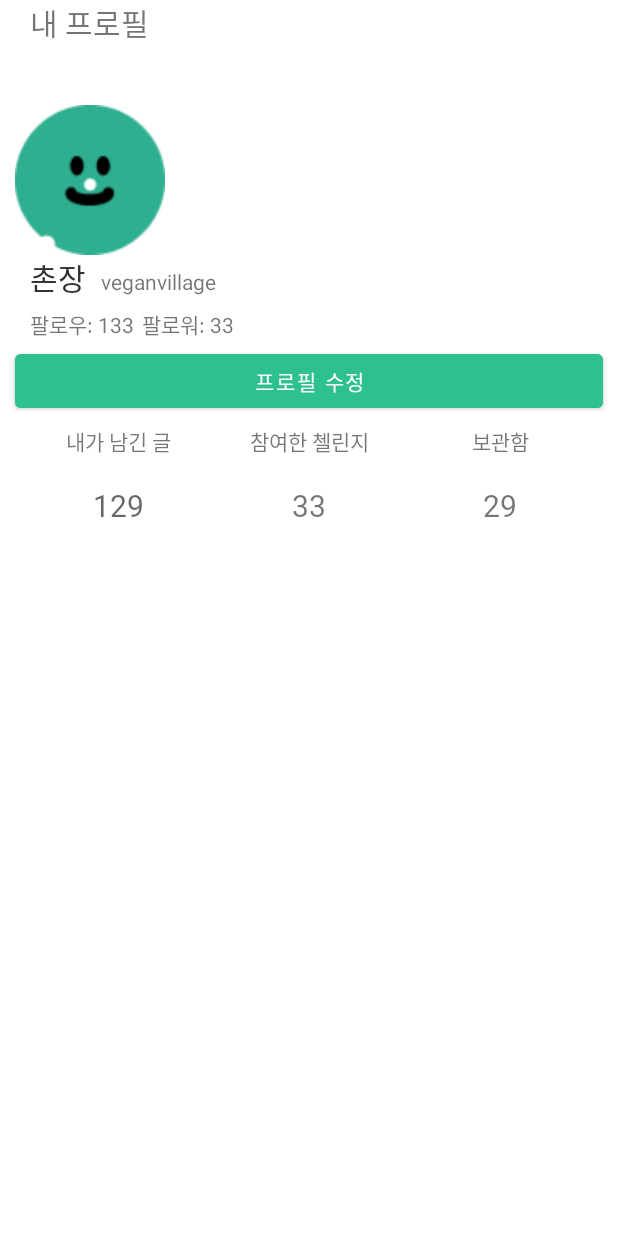
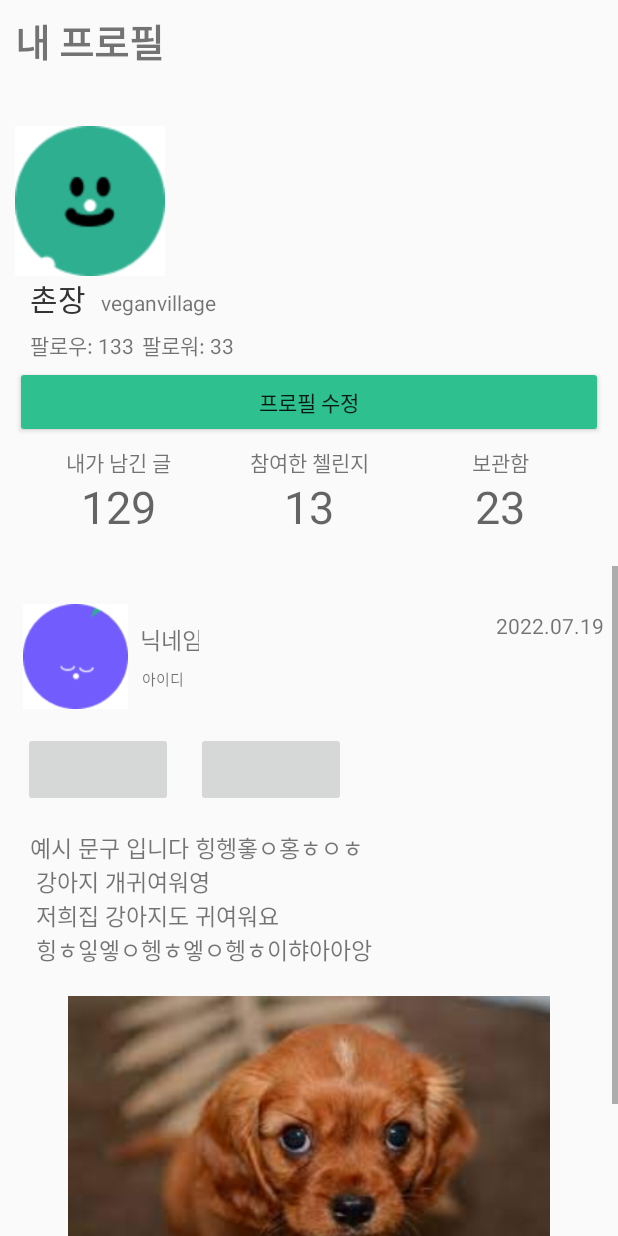
Before and after one commit to SeneKim/Guru2project, an Android app: the layout myprofile.xml on its own in the app's theme, with its tools: preview values and no code run, on a phone screen of 412 x 824 dp. Run offline under Robolectric (Android 15) with nearby library versions, the phone set to English and light mode, and no system bars.

Commit message:
챌린지 메인 화면 디자인

```diff
--- /dev/null
+++ b/app/src/main/res/drawable/btn_day_selector_text.xml
@@ -0,0 +1,5 @@
+<?xml version="1.0" encoding="utf-8"?>
+<selector xmlns:android="http://schemas.android.com/apk/res/android">
+<item android:state_checked="true" android:color="@color/mainColor"/>
+    <item android:state_checked="false" android:color="@color/white"/>
+</selector>
--- a/app/src/main/res/layout/myprofile.xml
+++ b/app/src/main/res/layout/myprofile.xml
@@ -8,6 +8,7 @@
     tools:context=".MainActivity">
 
 
+
     <LinearLayout
         android:layout_width="match_parent"
         android:layout_height="wrap_content"
@@ -15,16 +16,14 @@
 
 
         <TextView
+            android:layout_marginLeft="10dp"
+            android:layout_marginTop="5dp"
             android:layout_width="wrap_content"
             android:layout_height="wrap_content"
+            android:text="내 프로필"
+            android:textSize="25sp"
             android:layout_gravity="center"
-            android:layout_marginStart="20dp"
-            android:fontFamily="@font/notosanskr_bold"
-            android:text="내 프로필"
-            android:textSize="20sp"
-            app:layout_constraintBottom_toBottomOf="parent"
-            app:layout_constraintStart_toStartOf="parent"
-            app:layout_constraintTop_toTopOf="parent" />
+            android:textStyle="bold"/>
 
 
     </LinearLayout>
@@ -107,7 +106,7 @@
 
     <LinearLayout
         android:layout_width="match_parent"
-        android:layout_height="40dp"
+        android:layout_height="20dp"
         android:layout_marginLeft="20dp"
         android:layout_marginRight="20dp"
         android:layout_marginTop="5dp"
@@ -118,14 +117,12 @@
             android:layout_height="wrap_content"
             android:layout_weight="1"
             android:text="내가 남긴 글"
-            android:fontFamily="@font/notosanskr_bold"
             android:textAlignment="center" />
 
         <TextView
             android:layout_width="70dp"
             android:layout_height="wrap_content"
             android:layout_weight="1"
-            android:fontFamily="@font/notosanskr_bold"
             android:text="참여한 첼린지"
             android:textAlignment="center" />
 
@@ -133,49 +130,183 @@
             android:layout_width="50dp"
             android:layout_height="wrap_content"
             android:layout_weight="1"
-            android:fontFamily="@font/notosanskr_bold"
             android:text="보관함"
             android:textAlignment="center" />
 
 
     </LinearLayout>
 
-
     <LinearLayout
         android:layout_width="match_parent"
-        android:layout_height="50dp"
+        android:layout_height="60dp"
         android:layout_marginLeft="20dp"
         android:layout_marginRight="20dp"
         android:orientation="horizontal">
 
         <TextView
+            android:id="@+id/MyWriting"
             android:layout_width="50dp"
             android:layout_height="wrap_content"
+            android:hint="129"
             android:layout_weight="1"
-            android:fontFamily="@font/notosanskr_medium"
-            android:hint="129"
             android:textAlignment="center"
-            android:textSize="20sp" />
+            android:textColor="@color/black"
+            android:textSize="30sp"/>
 
         <TextView
+            android:id="@+id/MyChallenge"
             android:layout_width="70dp"
             android:layout_height="wrap_content"
+            android:textSize="30sp"
+            android:hint="13"
             android:layout_weight="1"
-            android:fontFamily="@font/notosanskr_medium"
-            android:text="33"
-            android:textSize="20sp"
-            android:textAlignment="center" />
+            android:textAlignment="center"
+            android:textColor="@color/black" />
 
         <TextView
+            android:id="@+id/MyStorage"
             android:layout_width="50dp"
             android:layout_height="wrap_content"
+            android:hint="23"
+            android:textSize="30sp"
             android:layout_weight="1"
-            android:fontFamily="@font/notosanskr_medium"
-            android:text="29"
             android:textAlignment="center"
-            android:textSize="20sp" />
+            android:textColor="@color/black" />
 
 
     </LinearLayout>
 
+    <ScrollView
+        android:id="@+id/UserPageView"
+        android:layout_width="match_parent"
+        android:layout_height="match_parent">
+
+        <LinearLayout
+            android:layout_width="match_parent"
+            android:layout_height="wrap_content"
+            android:orientation="vertical">
+        <LinearLayout
+            android:layout_width="match_parent"
+            android:layout_height="wrap_content"
+            android:orientation="horizontal">
+
+            <ImageView
+                android:id="@+id/profile"
+                android:layout_width="70dp"
+                android:layout_height="70dp"
+                android:layout_marginStart="15dp"
+                android:layout_marginLeft="15dp"
+                android:layout_marginTop="25dp"
+                android:layout_marginRight="15dp"
+                android:layout_marginBottom="0dp"
+                android:scaleType="fitXY"
+                android:src="@drawable/level2_circle" />
+
+
+            <LinearLayout
+                android:layout_width="wrap_content"
+                android:layout_height="wrap_content"
+                android:orientation="vertical"
+                android:layout_gravity="center">
+
+                <TextView
+                    android:layout_width="wrap_content"
+                    android:layout_height="30dp"
+                    android:layout_marginTop="30dp"
+                    android:layout_marginLeft="5dp"
+                    android:text="닉네임"
+                    android:textSize="15sp"
+                    android:layout_gravity="center"/>
+
+                <TextView
+                    android:layout_width="wrap_content"
+                    android:layout_height="20dp"
+                    android:text="아이디"
+                    android:textSize="10sp"
+                    android:layout_gravity="center"/>
+
+
+
+            </LinearLayout>
+
+            <TextView
+                android:layout_width="120dp"
+                android:layout_height="wrap_content"
+                android:layout_marginTop="30dp"
+                android:text="2022.07.19"
+                android:layout_marginLeft="150dp"
+                android:textAlignment="textEnd" />
+
+        </LinearLayout>
+
+
+
+        <LinearLayout
+            android:layout_width="wrap_content"
+            android:layout_height="wrap_content"
+            android:orientation="horizontal">
+
+            <ImageButton
+                android:layout_marginTop="15dp"
+                android:layout_marginLeft="15dp"
+                android:layout_width="100dp"
+                android:layout_height="50dp"/>
+
+            <ImageButton
+                android:layout_marginTop="15dp"
+                android:layout_marginLeft="15dp"
+                android:layout_width="100dp"
+                android:layout_height="50dp"/>
+
+        </LinearLayout>
+
+
+        <TextView
+            android:id="@+id/mainText"
+            android:layout_width="match_parent"
+            android:layout_height="wrap_content"
+            android:layout_marginTop="15dp"
+            android:layout_marginLeft="20dp"
+            android:layout_marginRight="20dp"
+            android:textSize="15sp"
+            android:text="예시 문구 입니다 힝헹홓ㅇ홍ㅎㅇㅎ \n 강아지 개귀여워영 \n 저희집 강아지도 귀여워요\n 힝ㅎ잏엫ㅇ헹ㅎ엫ㅇ헹ㅎ이햐아아앙"/>
+
+
+
+        <ImageView
+            android:id="@+id/mainImage"
+            android:layout_marginLeft="20dp"
+            android:layout_marginRight="20dp"
+            android:layout_width="match_parent"
+            android:layout_height="220dp"
+            android:layout_marginTop="20dp"
+            android:layout_gravity="center"
+            android:src="@drawable/dog4"/>
+
+        <LinearLayout
+            android:layout_width="match_parent"
+            android:layout_height="50dp"
+            android:layout_marginLeft="20dp">
+
+
+            <ImageView
+                android:layout_width="wrap_content"
+                android:layout_height="50dp"
+                android:layout_marginTop="10dp"
+                android:src="@drawable/ic_baseline_favorite_border_24"/>
+
+
+            <ImageView
+                android:layout_width="wrap_content"
+                android:layout_height="50dp"
+                android:layout_marginTop="10dp"
+                android:layout_marginLeft="10dp"
+                android:src="@drawable/ic_baseline_maps_ugc_24"/>
+
+        </LinearLayout>
+
+
+        </LinearLayout>
+    </ScrollView>
+
 </LinearLayout>
--- a/app/src/main/res/values/colors.xml
+++ b/app/src/main/res/values/colors.xml
@@ -12,4 +12,7 @@
     <color name="mainColor">#2EC18F</color>
     <color name="subColor">#2DB587</color>
     <color name="gray">#BDBDBD</color>
+    <color name="effectColor">#00DAA5</color>
+    <color name="lightGray">#D9D9D9</color>
+
 </resources>
--- a/app/src/main/res/values/themes.xml
+++ b/app/src/main/res/values/themes.xml
@@ -1,6 +1,6 @@
 <resources xmlns:tools="http://schemas.android.com/tools">
     <!-- Base application theme. -->
-    <style name="Theme.Guru2Project" parent="Theme.MaterialComponents.DayNight.NoActionBar">
+    <style name="Theme.Guru2Project" parent="Theme.AppCompat.DayNight.NoActionBar">
         <!-- Primary brand color. -->
         <item name="colorPrimary">@color/purple_500</item>
         <item name="colorPrimaryVariant">@color/subColor</item>
@@ -37,4 +37,13 @@
 
     </style>
 
+    <style name="functionTitle" parent="ThemeOverlay.Material3.AutoCompleteTextView">
+        <item name="android:fontFamily">@font/notosanskr_bold</item>
+        <item name="android:textSize">20sp</item>
+        <item name="android:textColor">@color/black</item>
+        <item name="android:gravity">center</item>
+
+    </style>
+
+
 </resources>
```
Also changed, not shown: app/src/main/AndroidManifest.xml (+6 -7 lines), app/src/main/java/com/example/guru2project/challengePage/ChallengeMainActivity.kt (added, +12 -0 lines), app/src/main/res/drawable/btn_day_selector.xml (added, +25 -0 lines), app/src/main/res/drawable/btn_menu.xml (added, +25 -0 lines), app/src/main/res/drawable/layout_challenge.xml (added, +9 -0 lines), app/src/main/res/drawable/layout_recommend_post.xml (added, +13 -0 lines), app/src/main/res/drawable/notification_on.xml (added, +7 -0 lines), app/src/main/res/layout/activity_challenge_main.xml (added, +413 -0 lines), app/src/main/res/drawable/bell.png (added), app/src/main/res/drawable/plus.png (added).
